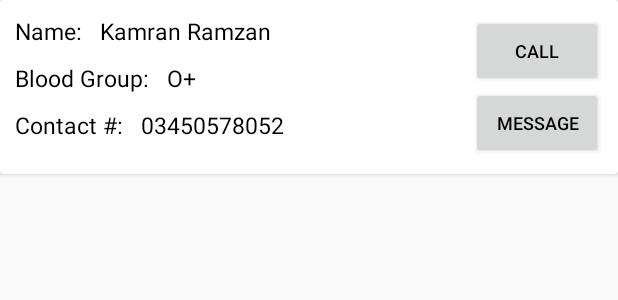
After one commit to kami-mehar38/CampusApp, an Android app: the layout cardview_donors.xml on its own in the app's theme, with its tools: preview values and no code run, on a phone screen of 412 x 824 dp. The commit adds this screen. Shown: the top 300 px of the screen. Run offline under Robolectric (Android 15) with nearby library versions, the phone set to English and light mode, and no system bars.

Commit message:
6/28/2016

```diff
--- a/app/build.gradle
+++ b/app/build.gradle
@@ -27,4 +27,5 @@ dependencies {
     compile 'com.android.support:design:23.4.0'
     compile 'com.android.support:cardview-v7:23.4.0'
     compile "com.google.android.gms:play-services-gcm:9.0.0"
+    compile 'com.android.support:recyclerview-v7:23.4.0'
 }
--- a/app/src/main/java/abbottabad/comsats/campusapp/BloodBankController.java
+++ b/app/src/main/java/abbottabad/comsats/campusapp/BloodBankController.java
@@ -139,4 +139,5 @@ public class BloodBankController {
             return titlesList.get(position);
         }
     }
+
 }
--- a/app/src/main/java/abbottabad/comsats/campusapp/BloodRequestsFragment.java
+++ b/app/src/main/java/abbottabad/comsats/campusapp/BloodRequestsFragment.java
@@ -22,8 +22,7 @@ public class BloodRequestsFragment extends Fragment{
     private ListView LV_requests;
     private BloodBankModal bloodBankModal;
 
-    public BloodRequestsFragment() {
-    }
+
 
     public BloodRequestsFragment(Context context) {
         this.context = context;
--- /dev/null
+++ b/app/src/main/res/layout/cardview_donors.xml
@@ -0,0 +1,66 @@
+<?xml version="1.0" encoding="utf-8"?>
+<RelativeLayout xmlns:android="http://schemas.android.com/apk/res/android"
+    android:layout_width="match_parent"
+    android:layout_height="match_parent">
+    <android.support.v7.widget.CardView
+        android:layout_width="match_parent"
+        android:layout_height="wrap_content">
+
+        <RelativeLayout
+            android:layout_width="match_parent"
+            android:layout_height="match_parent"
+            android:padding="10dp">
+
+            <TextView
+                android:layout_width="wrap_content"
+                android:layout_height="wrap_content"
+                android:id="@+id/TV_donorName"
+                android:textColor="#000"
+                android:textSize="15sp"
+                android:paddingBottom="10dp"
+                android:text="Name:   Kamran Ramzan" />
+
+            <TextView
+                android:layout_width="wrap_content"
+                android:layout_height="wrap_content"
+                android:id="@+id/TV_donorBloodtype"
+                android:layout_below="@+id/TV_donorName"
+                android:textColor="#000"
+                android:textSize="15sp"
+                android:paddingBottom="10dp"
+                android:text="Blood Group:   O+"/>
+
+            <TextView
+                android:layout_width="wrap_content"
+                android:layout_height="wrap_content"
+                android:id="@+id/TV_donorContact"
+                android:layout_below="@+id/TV_donorBloodtype"
+                android:textColor="#000"
+                android:textSize="15sp"
+                android:text="Contact #:   03450578052"/>
+
+            <Button
+                android:layout_width="wrap_content"
+                android:layout_height="wrap_content"
+                android:id="@+id/btnCall"
+                android:textColor="#000"
+                android:textSize="12sp"
+                android:layout_alignParentRight="true"
+                android:text="Call"/>
+
+            <Button
+                android:layout_width="wrap_content"
+                android:layout_height="wrap_content"
+                android:id="@+id/btnMessage"
+                android:textColor="#000"
+                android:textSize="12sp"
+                android:layout_below="@+id/btnCall"
+                android:layout_alignParentEnd="true"
+                android:paddingBottom="10dp"
+                android:text="Message"/>
+
+        </RelativeLayout>
+
+    </android.support.v7.widget.CardView>
+
+</RelativeLayout>
```
Also changed, not shown: app/src/main/java/abbottabad/comsats/campusapp/DonorsInfo.java (added, +34 -0 lines), app/src/main/java/abbottabad/comsats/campusapp/DonorsViewAdapter.java (added, +54 -0 lines), app/src/main/res/layout/fragment_blood_donors.xml (+7 -7 lines).
